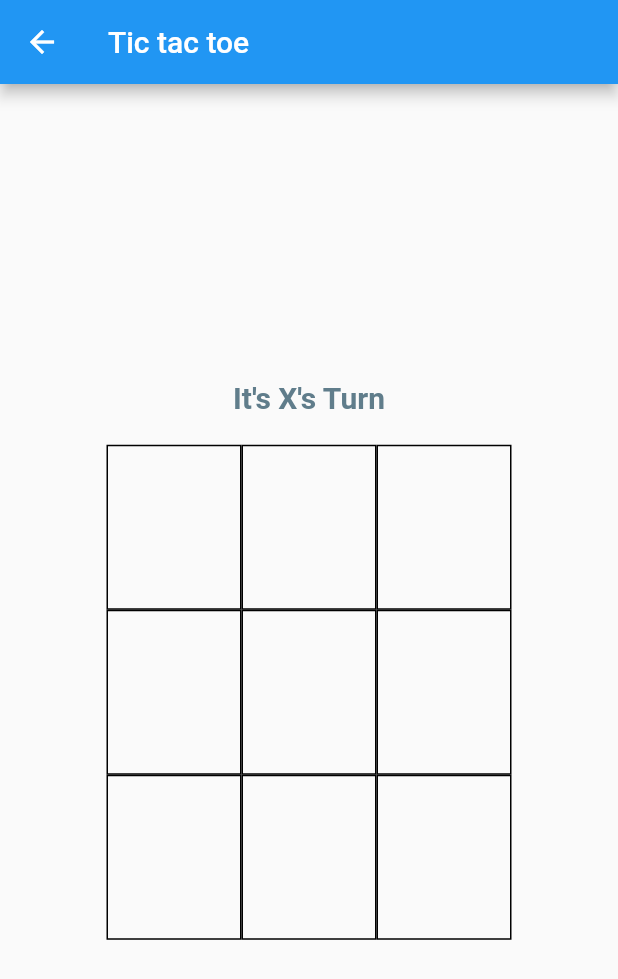
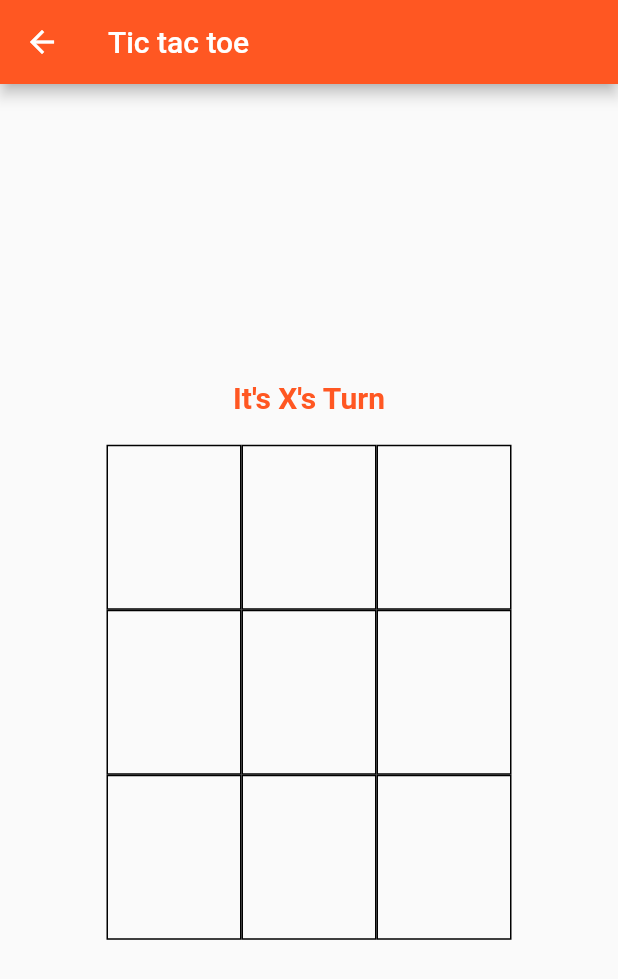
Before and after one commit to Koko-Technologies/TicTacToe, a Flutter app: the screen it shows after launch, after a tap on "Continue To Play!", on a phone screen of 412 x 824 dp. Shown: the top 979 px of the screen. Run offline on Flutter 3.47's test engine with Material 2 defaults, Android fonts, the phone set to English and light mode, and no system bars.

Commit message:
enter names of players screen

```diff
--- a/lib/main.dart
+++ b/lib/main.dart
@@ -1,5 +1,6 @@
 import 'package:flutter/material.dart';
 import 'package:tic_tac_toe_app/tictac_play.dart';
+import 'dart:math' as math;
 
 void main() => runApp(MaterialApp(
       home: TicTacName(),
@@ -19,11 +20,48 @@ class _TicTacNameState extends State<TicTacName> {
     return MaterialApp(
       home: Scaffold(
         body: SafeArea(
+          child: Stack(
+            children: [
+              Align(
+                alignment: Alignment.center,
+                child: Transform.rotate(
+                  angle: math.pi / 4,
                   child: Container(
+                    height: 350.0,
+                    width: 350.0,
+                    padding: const EdgeInsets.all(8.0),
+                    color: const Color(0xFFE8581C).withOpacity(0.1),
+                  ),
+                ),
+              ),
+              Container(
                 padding: EdgeInsets.symmetric(horizontal: 60.0),
                 child: Column(
                   mainAxisAlignment: MainAxisAlignment.center,
                   children: [
+                    Row(
+                      children: [
+                        Container(
+                          padding: EdgeInsets.only(left: 5.0),
+                          height: 60.0,
+                          width: 60.0,
+                          child: Image.asset('images/tictactoe.png'),
+                        ),
+                        SizedBox(
+                          width: 20.0,
+                        ),
+                        Text(
+                          'TIC TAC TOE',
+                          style: TextStyle(
+                              fontSize: 22.0,
+                              color: Colors.deepOrange,
+                              fontWeight: FontWeight.bold),
+                        ),
+                      ],
+                    ),
+                    SizedBox(
+                      height: 10.0,
+                    ),
                     TextField(
                       decoration: InputDecoration(
                         labelText: 'Player 1\'s name',
@@ -51,13 +89,17 @@ class _TicTacNameState extends State<TicTacName> {
                       height: 30.0,
                     ),
                     FlatButton(
+                        color: Colors.deepOrange,
                         onPressed: () {
                           Navigator.of(context).push(MaterialPageRoute(
-                          builder: (context) => TicTacPlay(player1, player2)));
+                              builder: (context) =>
+                                  TicTacPlay(player1, player2)));
                         },
                         child: Text('Continue To Play!')),
                   ],
                 ),
+              ),
+            ],
           ),
         ),
       ),
--- a/lib/tictac_play.dart
+++ b/lib/tictac_play.dart
@@ -37,7 +37,7 @@ class _TicTacPlayState extends State<TicTacPlay> {
       player1 = 'X';
       player2 = second;
     } else if (second == null) {
-      player2 = 'X';
+      player2 = 'O';
       player1 = first;
     } else {
       player1 = first;
@@ -57,6 +57,7 @@ class _TicTacPlayState extends State<TicTacPlay> {
   Widget build(BuildContext context) {
     return Scaffold(
         appBar: AppBar(
+          backgroundColor: Colors.deepOrange,
           title: Text('Tic tac toe'),
         ),
         body: Center(
@@ -68,13 +69,13 @@ class _TicTacPlayState extends State<TicTacPlay> {
                       style: TextStyle(
                         fontSize: 20.0,
                         fontWeight: FontWeight.w600,
-                        color: Colors.blueGrey,
+                        color: Colors.deepOrange,
                       ))
                   : Text('It\'s $player2\'s Turn',
                       style: TextStyle(
                         fontSize: 20.0,
                         fontWeight: FontWeight.w600,
-                        color: Colors.blueGrey,
+                        color: Colors.deepOrange,
                       )),
               SizedBox(
                 height: 20.0,
--- a/pubspec.yaml
+++ b/pubspec.yaml
@@ -48,6 +48,7 @@ flutter:
   assets:
     - images/x.png
     - images/o.png
+    - images/tictactoe.png
 
   # An image asset can refer to one or more resolution-specific "variants", see
   # https://flutter.dev/assets-and-images/#resolution-aware.
```
Also changed, not shown: images/tictactoe.png (added), 26 other files. Lines whose indentation alone changed are shown as unchanged.
